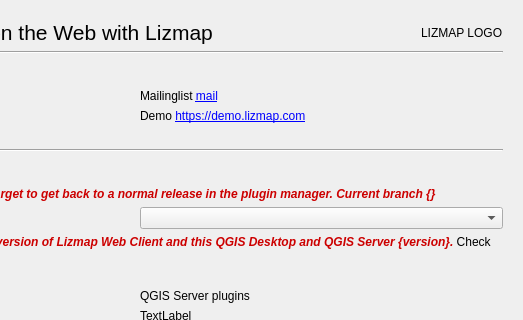
Qt form lizmap/resources/ui/ui_lizmap.ui (3liz/lizmap-plugin) before a commit; both pictures show x 510 to 1033 and y 0 to 320 of the 1033 by 756 pixel window.
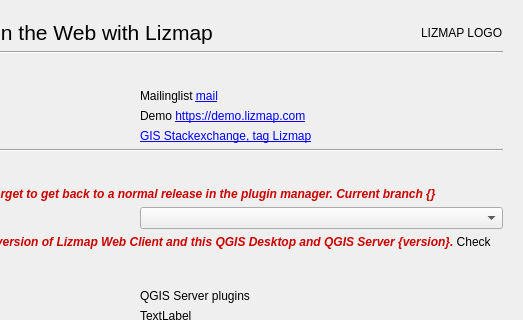
The same form after that commit. The open tabs and pages were chosen to show the change. Custom widgets are drawn as their Qt base class.

Commit message: UX - Add a link to GIS-SE

Diff of the .ui file:
```diff
--- a/lizmap/resources/ui/ui_lizmap.ui
+++ b/lizmap/resources/ui/ui_lizmap.ui
@@ -351,6 +351,16 @@
                </property>
               </widget>
              </item>
+             <item row="2" column="1">
+              <widget class="QLabel" name="label_61">
+               <property name="text">
+                <string>&lt;html&gt;&lt;head/&gt;&lt;body&gt;&lt;p&gt;&lt;a href=&quot;https://gis.stackexchange.com/questions/tagged/lizmap&quot;&gt;&lt;span style=&quot; text-decoration: underline; color:#0000ff;&quot;&gt;GIS Stackexchange, tag Lizmap&lt;/span&gt;&lt;/a&gt;&lt;/p&gt;&lt;/body&gt;&lt;/html&gt;</string>
+               </property>
+               <property name="openExternalLinks">
+                <bool>true</bool>
+               </property>
+              </widget>
+             </item>
             </layout>
            </item>
            <item>
```
Left out of the diff: 8 changed lines with no effect on the pictures. The commit also changes 1 other file.
